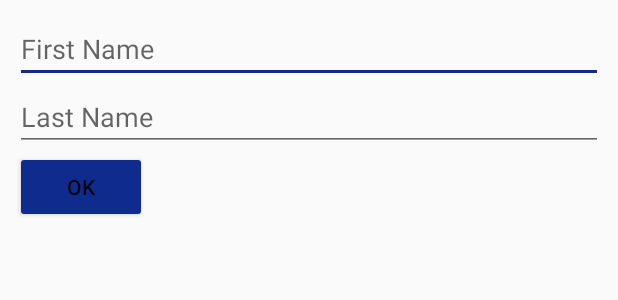
After one commit to chopshop-166/CSSignIn, an Android app: the layout dialog_name.xml on its own in the app's theme, with its tools: preview values and no code run, on a phone screen of 412 x 824 dp. The commit adds this screen. Shown: the top 300 px of the screen. Run offline under Robolectric (Android 15) with nearby library versions, the phone set to English and light mode, and no system bars.

Commit message:
Create dialog for name

```diff
--- /dev/null
+++ b/app/src/main/res/layout/dialog_name.xml
@@ -0,0 +1,32 @@
+<?xml version="1.0" encoding="utf-8"?>
+<androidx.appcompat.widget.LinearLayoutCompat
+    xmlns:android="http://schemas.android.com/apk/res/android"
+    android:layout_width="match_parent"
+    android:layout_height="match_parent"
+    android:orientation="vertical"
+    android:padding="10dp">
+
+    <androidx.appcompat.widget.AppCompatEditText
+        android:id="@+id/dialogFirstNameEt"
+        android:hint="First Name"
+        android:inputType="textPersonName"
+        android:layout_width="match_parent"
+        android:layout_height="wrap_content"
+        android:theme="@style/AppTheme"/>
+
+    <androidx.appcompat.widget.AppCompatEditText
+        android:id="@+id/dialogLastNameEt"
+        android:hint="Last Name"
+        android:inputType="textPersonName"
+        android:layout_width="match_parent"
+        android:layout_height="wrap_content"
+        android:theme="@style/AppTheme"/>
+
+    <androidx.appcompat.widget.AppCompatEditText
+        android:id="@+id/dialogOkBtn"
+        android:text="OK"
+        style="@style/Base.Widget.AppCompat.Button.Colored"
+        android:layout_width="wrap_content"
+        android:layout_height="wrap_content" />
+
+</androidx.appcompat.widget.LinearLayoutCompat>
```
Also changed, not shown: app/src/main/java/com/chopshop166/cssignin/MainActivity.kt (+19 -14 lines).
